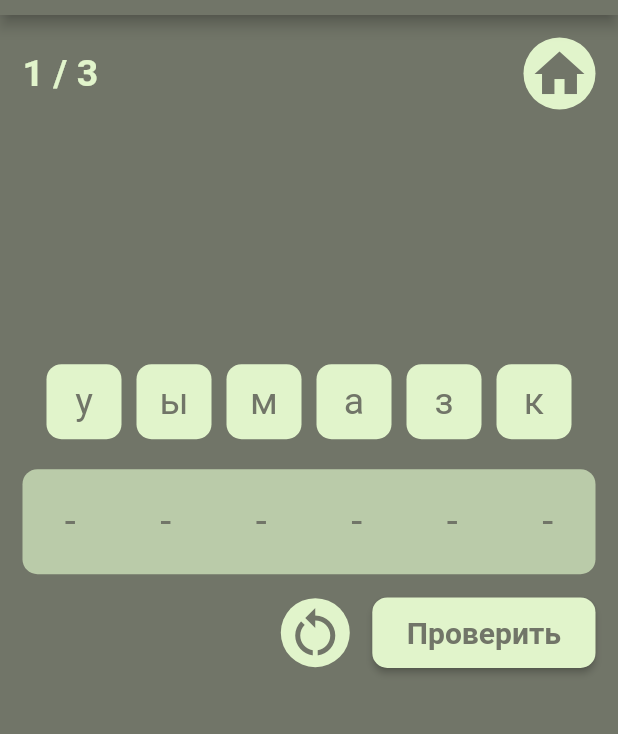
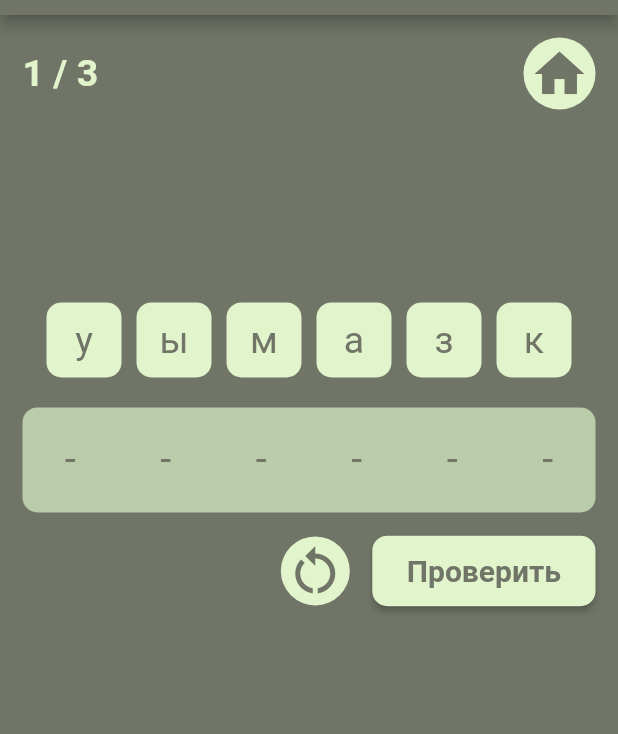
Before and after one commit to Nataliiabul/word-composition, a Flutter app: the GameScreen screen opened by its route, on a phone screen of 412 x 824 dp, the part 69-803 px from its top. Run offline on Flutter 3.47's test engine with Material 2 defaults, Android fonts, the phone set to English and light mode, and no system bars; our stand-ins replace rive.

Commit message:
fixed bugs

```diff
--- a/lib/screens/game_screen.dart
+++ b/lib/screens/game_screen.dart
@@ -119,7 +119,7 @@ class _GameScreenState extends State<GameScreen> {
                       ),
                     ],
                   ),
-                  SizedBox(height: height * 0.2),
+                  SizedBox(height: height * 0.15),
 
                   // draggable letters
                   Wrap(
--- a/lib/widgets/card_with_info.dart
+++ b/lib/widgets/card_with_info.dart
@@ -62,8 +62,8 @@ class CardWithInfo extends StatelessWidget {
               style: ElevatedButton.styleFrom(
                   backgroundColor: AppColors.mainColor,
                   foregroundColor: Colors.white,
-                  padding: const EdgeInsets.symmetric(
-                      horizontal: 35, vertical: 10),
+                  padding:
+                      const EdgeInsets.symmetric(horizontal: 35, vertical: 10),
                   shape: StadiumBorder(),
                   shadowColor: AppColors.mainColor),
               child: const Text(
--- a/lib/widgets/dialogs/win_dialog.dart
+++ b/lib/widgets/dialogs/win_dialog.dart
@@ -65,7 +65,7 @@ Future<Object?> WinDialog(BuildContext context, bool isShowConfetti) {
                             fontSize: 25,
                             fontWeight: FontWeight.w700,
                           ),
-                        ),
+                                                 ),
                         SizedBox(height: 15),
                         Text(
                           'Ееее. Поздравляю. Вы отгадали все слова!',
@@ -85,6 +85,7 @@ Future<Object?> WinDialog(BuildContext context, bool isShowConfetti) {
                               fontSize: 20,
                               fontWeight: FontWeight.bold,
                             ),
+                            textAlign: TextAlign.center,
                           ),
                           style: ElevatedButton.styleFrom(
                               backgroundColor: AppColors.mainColor,
```
